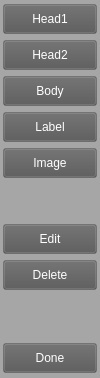
The window that src/editButtons.ui (IDREsandbox/vsim) describes before a commit, drawn with Qt 5.
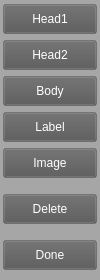
The same window after the commit.

The edit to the form file:
```diff
--- a/src/editButtons.ui
+++ b/src/editButtons.ui
@@ -7,19 +7,19 @@
     <x>0</x>
     <y>0</y>
     <width>100</width>
-    <height>378</height>
+    <height>280</height>
    </rect>
   </property>
   <property name="minimumSize">
    <size>
     <width>100</width>
-    <height>375</height>
+    <height>280</height>
    </size>
   </property>
   <property name="maximumSize">
    <size>
     <width>100</width>
-    <height>378</height>
+    <height>280</height>
    </size>
   </property>
   <property name="windowTitle">
@@ -121,24 +121,11 @@
      <property name="sizeHint" stdset="0">
       <size>
        <width>20</width>
-       <height>40</height>
+       <height>10</height>
       </size>
      </property>
     </spacer>
    </item>
-   <item>
-    <widget class="QPushButton" name="edit">
-     <property name="minimumSize">
-      <size>
-       <width>75</width>
-       <height>30</height>
-      </size>
-     </property>
-     <property name="text">
-      <string>Edit</string>
-     </property>
-    </widget>
-   </item>
    <item>
     <widget class="QPushButton" name="delete_2">
      <property name="minimumSize">
@@ -163,7 +150,7 @@
      <property name="sizeHint" stdset="0">
       <size>
        <width>20</width>
-       <height>47</height>
+       <height>10</height>
       </size>
      </property>
     </spacer>
```
